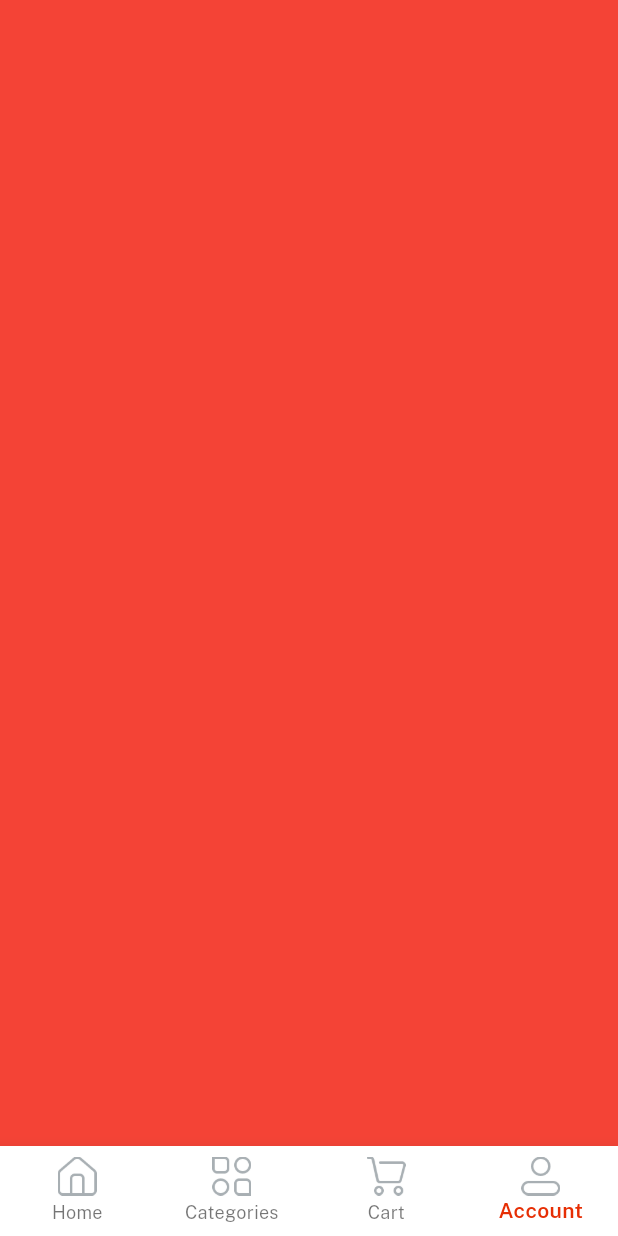
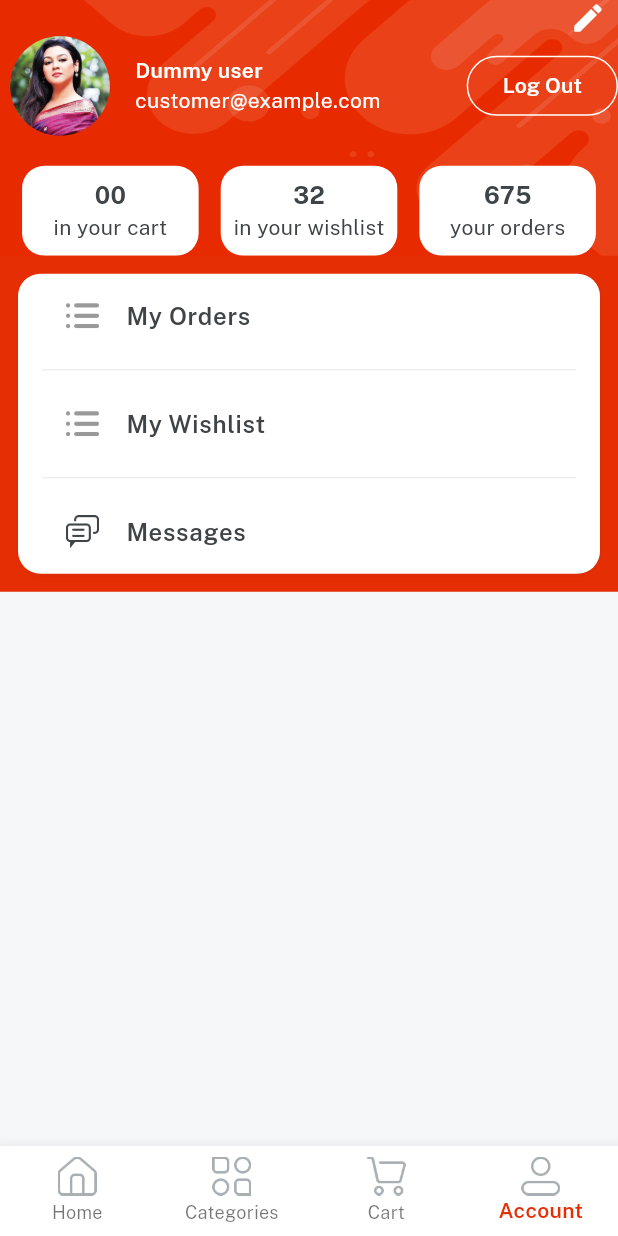
Before and after one commit to kusha2000/e_commerce_app, a Flutter app: the Home screen opened directly, item 4 of the bottom bar chosen, on a phone screen of 412 x 824 dp. Run offline on Flutter 3.47's test engine with Material 3 defaults, Android fonts, the phone set to English and light mode, and no system bars; our stand-ins replace get, velocity_x.

Commit message:
UI created

```diff
--- a/lib/consts/lists.dart
+++ b/lib/consts/lists.dart
@@ -37,3 +37,14 @@ const categoryImages = [
   imgFc8,
   imgFc9,
 ];
+
+const itemDetailButtonsList = [
+  video,
+  review,
+  privacyPolicy,
+  returnpolicy,
+  supportPolicy
+];
+
+const profileButtonList = [orders, wishlist, message];
+const profileButtonIcon = [icOrder, icOrder, icMessages];
--- a/lib/consts/strings.dart
+++ b/lib/consts/strings.dart
@@ -16,6 +16,7 @@ const loginwith = "Log in with";
 const privacyPolicy = "Privacy Policy";
 const termAndCond = "Term and Condition";
 const alreadyHaveAccount = "Already have an account?";
+const logout = "Log Out";
 
 //home strings
 const home = "Home",
@@ -50,3 +51,15 @@ const womenClothing = "Women Clothing",
     jewelery = "Jewelery",
     cellphone = "Cellphone & Tab",
     furniture = "Furniture";
+
+//item detail strings
+const video = "Video",
+    review = "Reviews",
+    sellerpolicy = "Seller Policy",
+    returnpolicy = "Return Policy",
+    supportPolicy = "Support Policy",
+    productsyoumaylike = "Products you may also like";
+
+//profile strings
+
+const wishlist = "My Wishlist", orders = "My Orders", message = "Messages";
--- a/lib/main.dart
+++ b/lib/main.dart
@@ -19,6 +19,10 @@ class MyApp extends StatelessWidget {
       theme: ThemeData(
         scaffoldBackgroundColor: Colors.transparent,
         appBarTheme: const AppBarTheme(
+          //to set app bar icon colours
+          iconTheme: IconThemeData(
+            color: darkFontGrey,
+          ),
           backgroundColor: Colors.transparent,
         ),
         fontFamily: regular,
--- /dev/null
+++ b/lib/views/profile_screen/components/details_cart.dart
@@ -0,0 +1,19 @@
+import 'package:e_commerce_app/consts/consts.dart';
+import 'package:flutter/material.dart';
+
+Widget detailsCard({width, String? count, String? title}) {
+  return Column(
+    mainAxisAlignment: MainAxisAlignment.center,
+    children: [
+      count!.text.fontFamily(bold).size(16).color(darkFontGrey).make(),
+      title!.text.color(darkFontGrey).make(),
+    ],
+  )
+      .box
+      .white
+      .rounded
+      .width(width)
+      .height(60)
+      .padding(const EdgeInsets.all(4))
+      .make();
+}
--- a/lib/views/profile_screen/profile_screen.dart
+++ b/lib/views/profile_screen/profile_screen.dart
@@ -1,3 +1,7 @@
+import 'package:e_commerce_app/consts/consts.dart';
+import 'package:e_commerce_app/consts/lists.dart';
+import 'package:e_commerce_app/views/profile_screen/components/details_cart.dart';
+import 'package:e_commerce_app/widgets_common/bg_widget.dart';
 import 'package:flutter/material.dart';
 
 class ProfileScreen extends StatelessWidget {
@@ -5,8 +9,103 @@ class ProfileScreen extends StatelessWidget {
 
   @override
   Widget build(BuildContext context) {
-    return Container(
-      color: Colors.red,
+    return bgWidget(
+      child: Scaffold(
+        body: SafeArea(
+          child: Column(
+            children: [
+              //edit profile button
+              const Padding(
+                padding: EdgeInsets.symmetric(horizontal: 8),
+                child: Align(
+                  alignment: Alignment.topRight,
+                  child: Icon(
+                    Icons.edit,
+                    color: whiteColor,
+                  ),
+                ),
+              ),
+
+              //user details section
+              Row(
+                children: [
+                  Image.asset(imgProfile2, width: 80, fit: BoxFit.cover)
+                      .box
+                      .roundedFull
+                      .clip(Clip.antiAlias)
+                      .make(),
+                  10.widthBox,
+                  Expanded(
+                      child: Column(
+                    crossAxisAlignment: CrossAxisAlignment.start,
+                    children: [
+                      "Dummy user".text.fontFamily(semibold).white.make(),
+                      "customer@example.com".text.white.make(),
+                    ],
+                  )),
+                  OutlinedButton(
+                      style: OutlinedButton.styleFrom(
+                          side: const BorderSide(
+                        color: whiteColor,
+                      )),
+                      onPressed: () {},
+                      child: logout.text.fontFamily(semibold).white.make())
+                ],
+              ),
+              20.heightBox,
+              Row(
+                mainAxisAlignment: MainAxisAlignment.spaceEvenly,
+                children: [
+                  detailsCard(
+                      count: "00",
+                      title: "in your cart",
+                      width: context.screenWidth / 3.5),
+                  detailsCard(
+                      count: "32",
+                      title: "in your wishlist",
+                      width: context.screenWidth / 3.5),
+                  detailsCard(
+                      count: "675",
+                      title: "your orders",
+                      width: context.screenWidth / 3.5),
+                ],
+              ),
+
+              //button section
+
+              ListView.separated(
+                      shrinkWrap: true,
+                      separatorBuilder: (context, index) {
+                        return const Divider(
+                          color: lightGrey,
+                        );
+                      },
+                      itemCount: profileButtonList.length,
+                      itemBuilder: (BuildContext context, int index) {
+                        return ListTile(
+                          leading:
+                              Image.asset(profileButtonIcon[index], width: 22),
+                          title: profileButtonList[index]
+                              .text
+                              .fontFamily(semibold)
+                              .color(darkFontGrey)
+                              .make(),
+                        );
+                      })
+                  .box
+                  .white
+                  .rounded
+                  .margin(EdgeInsets.all(12))
+                  .padding(const EdgeInsets.symmetric(horizontal: 16))
+                  .shadowSm
+                  .make()
+                  .box
+                  .color(redColor)
+                  .make(),
+            ],
+          ),
+        ),
+      ),
     );
   }
 }
--- a/pubspec.yaml
+++ b/pubspec.yaml
@@ -37,6 +37,10 @@ dependencies:
   cupertino_icons: ^1.0.2
   velocity_x: ^4.1.2
   get: ^4.6.6
+  firebase_core: ^2.24.2
+  firebase_auth: ^4.16.0
+  firebase_storage: ^11.6.0
+  cloud_firestore: ^4.14.0
 
 dev_dependencies:
   flutter_test:
```
Also changed, not shown: lib/views/cart_screen/cart_screen.dart (+7 -1 lines), lib/views/category_screen/category_details.dart (added, +101 -0 lines), lib/views/category_screen/category_screen.dart (added, +61 -0 lines), lib/views/category_screen/item_details.dart (added, +281 -0 lines), pubspec.lock, 3 other files.
